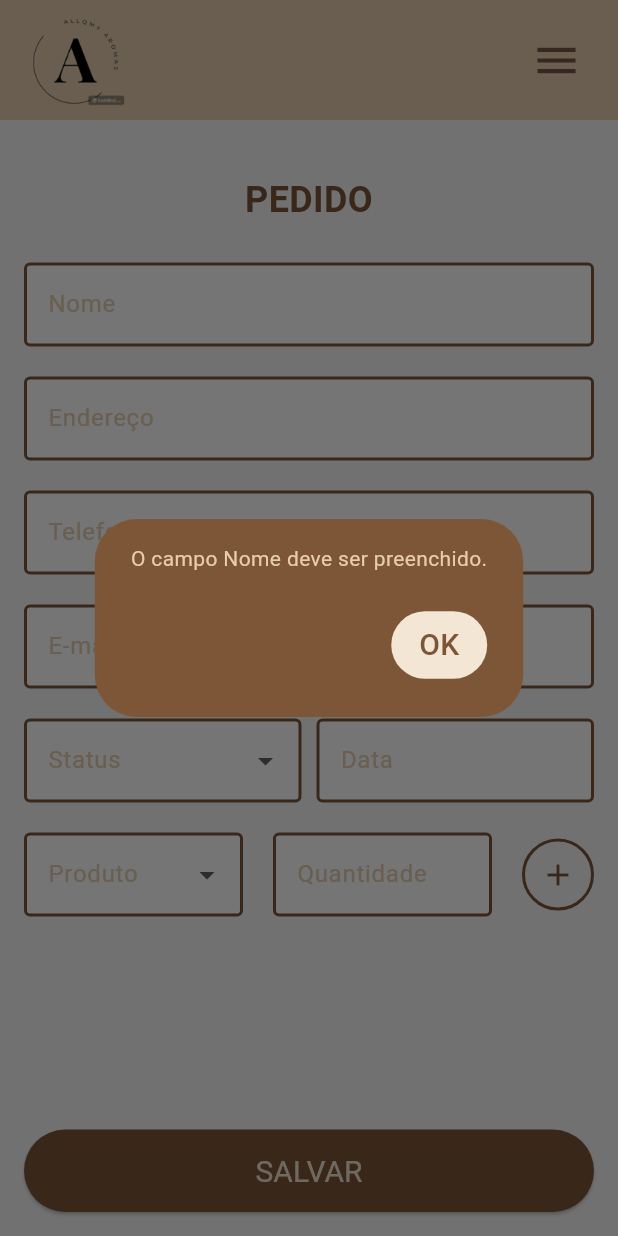
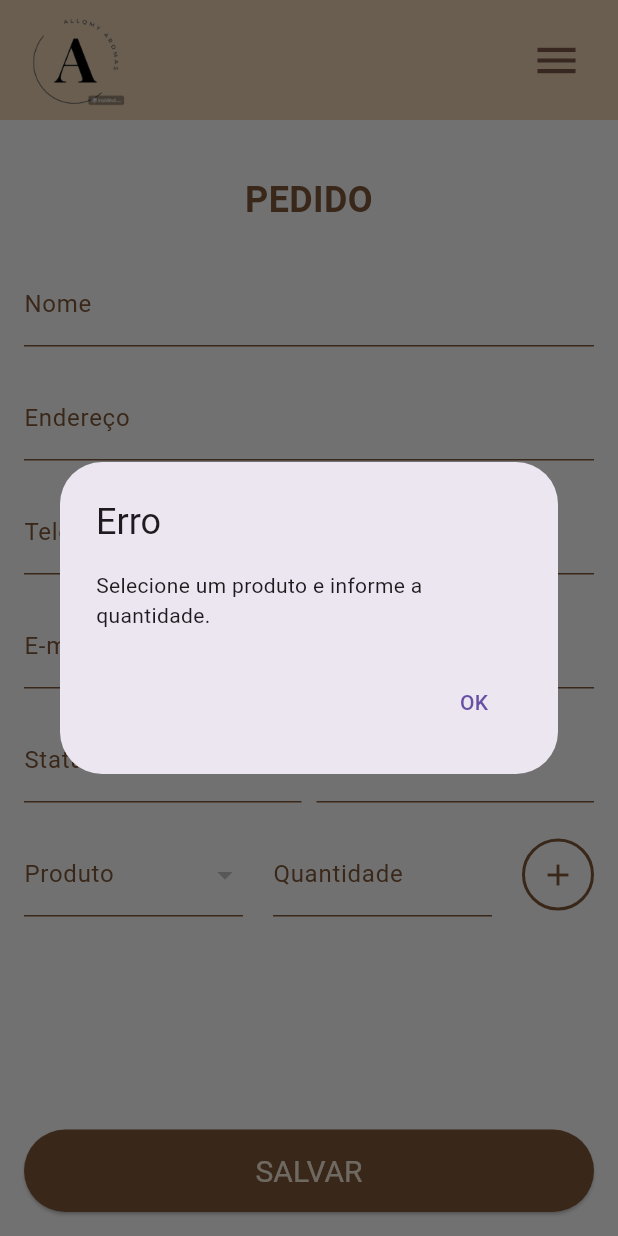
Before and after one commit to Cataniou/projeto_pex, a Flutter app: the AdicionarEditarPedidos screen opened directly, after a tap on the "add" icon, on a phone screen of 412 x 824 dp. Run offline on Flutter 3.47's test engine with Material 3 defaults, Android fonts, the phone set to English and light mode, and no system bars; our stand-ins replace cloud_firestore, firebase_auth, firebase_core, flutter_masked_text2; accounts and stored records are empty.

Commit message:
Finalizing pedidoXproduto adjusts

```diff
--- a/lib/pages/adicionar_editar_pedidos.dart
+++ b/lib/pages/adicionar_editar_pedidos.dart
@@ -20,18 +20,17 @@ class _AdicionarEditarPedidosState extends State<AdicionarEditarPedidos> {
   final TextEditingController _emailController = TextEditingController();
   final TextEditingController _quantidadeController = TextEditingController();
   final TextEditingController _telefoneController =
-      MaskedTextController(mask: '(00) 00000-0000');
+  MaskedTextController(mask: '(00) 00000-0000');
   final TextEditingController _dataController =
-      MaskedTextController(mask: '00/00/0000');
+  MaskedTextController(mask: '00/00/0000');
 
   String? _produtoSelecionado;
-  List<String> _produtos = ["Produto 1", "Produto 2", "Produto 3"];
+  List<String> _produtos = [];
   List<Map<String, dynamic>> _itens = [];
 
   String? _statusSelecionado;
   List<String> _statusOptions = ["Pedido feito", "Pedido entregue"];
 
-  // Variável para armazenar o nome original
   String? _nomeOriginal;
 
   @override
@@ -44,37 +43,85 @@ class _AdicionarEditarPedidosState extends State<AdicionarEditarPedidos> {
       _dataController.text = widget.pedido!['data'];
       _statusSelecionado = widget.pedido!['status'];
       _itens = List<Map<String, dynamic>>.from(widget.pedido!['itens']);
-
-      // Armazenar o nome original do pedido para verificar alterações
       _nomeOriginal = widget.pedido!['nome'];
     }
+    _carregarProdutos();
+  }
+
+  Future<void> _carregarProdutos() async {
+    QuerySnapshot produtosSnapshot =
+    await FirebaseFirestore.instance.collection('produtos').get();
+    setState(() {
+      _produtos = produtosSnapshot.docs.map((doc) {
+        return doc['codigo'] as String;
+      }).toList();
+    });
   }
 
   void _salvarPedido() async {
     if (_itens.isNotEmpty) {
+      String nomePedido = _nomeController.text.trim();
+      var querySnapshot = await FirebaseFirestore.instance
+          .collection('pedidos')
+          .where('nome', isEqualTo: nomePedido)
+          .get();
+
+      if (querySnapshot.docs.isNotEmpty && _nomeOriginal != nomePedido) {
+        _exibirModalErro("Já existe um pedido com esse nome.");
+        return;
+      }
+
       Map<String, dynamic> pedido = {
-        'nome': _nomeController.text,
-        'telefone': _telefoneController.text,
-        'email': _emailController.text,
-        'data': _dataController.text,
+        'nome': nomePedido,
+        'telefone': _telefoneController.text.trim(),
+        'email': _emailController.text.trim(),
+        'data': _dataController.text.trim(),
         'status': _statusSelecionado,
         'itens': _itens,
       };
 
       try {
-        // Verificar se o nome foi alterado
-        if (_nomeOriginal != null && _nomeOriginal != _nomeController.text) {
-          // Excluir o pedido com o nome original
+        // Atualiza a quantidade dos produtos no estoque
+        for (var item in _itens) {
+          String produtoId = item['produto'];
+          int quantidadePedido = item['quantidade'];
+
+          // Busca o documento do produto no Firestore
+          DocumentReference produtoRef = FirebaseFirestore.instance
+              .collection('produtos')
+              .doc(produtoId);
+
+          DocumentSnapshot produtoSnapshot = await produtoRef.get();
+          if (produtoSnapshot.exists) {
+            int quantidadeEstoque = produtoSnapshot['quantidade'];
+
+            // Verifica se a quantidade no estoque é suficiente
+            if (quantidadeEstoque >= quantidadePedido) {
+              // Atualiza a quantidade do produto no estoque
+              int novaQuantidade = quantidadeEstoque - quantidadePedido;
+              await produtoRef.update({'quantidade': novaQuantidade});
+            } else {
+              _exibirModalErro(
+                  "Estoque insuficiente para o produto $produtoId. Quantidade disponível: $quantidadeEstoque.");
+              return; // Interrompe a execução se o estoque for insuficiente
+            }
+          } else {
+            _exibirModalErro("Produto $produtoId não encontrado no estoque.");
+            return;
+          }
+        }
+
+        // Salva o pedido no Firestore
+        if (_nomeOriginal != null && _nomeOriginal != nomePedido) {
           await FirebaseFirestore.instance
               .collection('pedidos')
               .doc(_nomeOriginal)
               .delete();
         }
 
-        // Salvar o pedido com o novo nome
         await FirebaseFirestore.instance
             .collection('pedidos')
-            .doc(_nomeController.text)
+            .doc(nomePedido)
             .set(pedido);
 
         ScaffoldMessenger.of(context).showSnackBar(
@@ -196,7 +243,7 @@ class _AdicionarEditarPedidosState extends State<AdicionarEditarPedidos> {
                           decoration: BoxDecoration(
                             shape: BoxShape.circle,
                             border:
-                                Border.all(color: Color(0xFF7D5638), width: 2),
+                            Border.all(color: Color(0xFF7D5638), width: 2),
                           ),
                           child: IconButton(
                             icon: Icon(Icons.add),
@@ -228,7 +275,7 @@ class _AdicionarEditarPedidosState extends State<AdicionarEditarPedidos> {
                                   style: TextStyle(color: Color(0xFF7D5638))),
                               Text("${item['quantidade']} un",
                                   style: TextStyle(color: Color(0xFF7D5638))),
-                              Text("R\$ 10,00/un",
+                              Text("R\$ ${item['preco']}/un",
                                   style: TextStyle(color: Color(0xFF7D5638))),
                               IconButton(
                                 icon: Icon(Icons.restore_from_trash,
@@ -272,70 +319,66 @@ class _AdicionarEditarPedidosState extends State<AdicionarEditarPedidos> {
   InputDecoration _buildInputDecoration(String label) {
     return InputDecoration(
       labelText: label,
-      labelStyle: TextStyle(color: Color(0xFFE5CDAE)),
-      filled: true,
-      fillColor: Colors.white,
-      border: OutlineInputBorder(
-        borderSide: BorderSide(color: Color(0xFF7D5638), width: 2.0),
+      labelStyle: TextStyle(color: Color(0xFF7D5638)),
+      enabledBorder: UnderlineInputBorder(
+        borderSide: BorderSide(color: Color(0xFF7D5638)),
       ),
-      enabledBorder: OutlineInputBorder(
-        borderSide: BorderSide(color: Color(0xFF7D5638), width: 2.0),
-      ),
-      focusedBorder: OutlineInputBorder(
-        borderSide: BorderSide(color: Color(0xFF7D5638), width: 2.0),
+      focusedBorder: UnderlineInputBorder(
+        borderSide: BorderSide(color: Color(0xFF7D5638)),
       ),
     );
   }
 
-  Widget _buildTextField(TextEditingController controller, String label,
-      {TextInputType keyboardType = TextInputType.text}) {
+  TextField _buildTextField(
+      TextEditingController controller,
+      String label, {
+        TextInputType keyboardType = TextInputType.text,
+      }) {
     return TextField(
       controller: controller,
+      decoration: _buildInputDecoration(label),
+      style: TextStyle(color: Color(0xFF7D5638)),
       keyboardType: keyboardType,
-      decoration: _buildInputDecoration(label),
-      style: TextStyle(color: Colors.black),
     );
   }
 
-  void validarCampos() {
-    String email = _emailController.text.trim();
-    bool isEmailValid = email.contains('@') &&
-        email.contains('.') &&
-        email.indexOf('@') < email.lastIndexOf('.') &&
-        email.length >= 6;
+  void validarCampos() async {
+    if (_produtoSelecionado != null && _quantidadeController.text.isNotEmpty) {
+      int quantidadeSelecionada = int.parse(_quantidadeController.text);
 
-    if (_nomeController.text.isEmpty) {
-      _exibirModalErro("O campo Nome deve ser preenchido.");
-    } else if (_enderecoController.text.isEmpty) {
-      _exibirModalErro("O campo Endereço deve ser preenchido.");
-    } else if (_telefoneController.text.isEmpty ||
-        _telefoneController.text.length != 15) {
-      _exibirModalErro(
-          "O campo Telefone deve estar no formato (00) 00000-0000.");
-    } else if (!isEmailValid) {
-      _exibirModalErro('Email inválido. Verifique se tem "@" e ".".');
-    } else if (_dataController.text.isEmpty ||
-        _dataController.text.length != 10) {
-      _exibirModalErro("O campo Data deve estar no formato dd/MM/yyyy.");
-    } else if (_produtoSelecionado == null) {
-      _exibirModalErro("O campo Produto deve ser preenchido.");
-    } else if (_quantidadeController.text.isEmpty ||
-        int.tryParse(_quantidadeController.text) == null ||
-        int.parse(_quantidadeController.text) <= 0) {
-      _exibirModalErro("Informe uma quantidade válida.");
-    } else if (_statusSelecionado == null) {
-      _exibirModalErro("O campo Status deve ser preenchido.");
-    } else {
-      setState(() {
+      // Consulta a quantidade disponível do produto selecionado
+      DocumentSnapshot produtoSnapshot = await FirebaseFirestore.instance
+          .collection('produtos')
+          .doc(_produtoSelecionado)
+          .get();
+
+      if (produtoSnapshot.exists) {
+        int quantidadeEstoque = produtoSnapshot['quantidade'];
+
+        // Verifica se a quantidade selecionada é maior que a disponível
+        if (quantidadeSelecionada > quantidadeEstoque) {
+          _exibirModalErro(
+              "A quantidade selecionada excede o estoque disponível. Estoque disponível: $quantidadeEstoque."
+          );
+          return; // Para a execução se a quantidade for maior que o estoque
+        }
+
+        // Adiciona o item ao pedido se a quantidade for válida
         _itens.add({
           'produto': _produtoSelecionado!,
-          'quantidade': int.parse(_quantidadeController.text),
-          // ajustar preco
-          'preco': double.parse('10')
+          'quantidade': quantidadeSelecionada,
+          'preco': produtoSnapshot['preco'].toDouble()
         });
+
+        // Limpa os campos de entrada
         _produtoSelecionado = null;
         _quantidadeController.clear();
-      });
+        setState(() {});
+      } else {
+        _exibirModalErro("Produto não encontrado no estoque.");
+      }
+    } else {
+      _exibirModalErro("Selecione um produto e informe a quantidade.");
     }
   }
 
@@ -344,25 +387,11 @@ class _AdicionarEditarPedidosState extends State<AdicionarEditarPedidos> {
       context: context,
       builder: (BuildContext context) {
         return AlertDialog(
-          backgroundColor: Color(0xFF7D5638),
-          content: Text(
-            mensagem,
-            style: TextStyle(
-              color: Color(0xFFE5CDAE),
-            ),
-          ),
+          title: Text("Erro"),
+          content: Text(mensagem),
           actions: [
             TextButton(
-              style: TextButton.styleFrom(
-                backgroundColor: Color(0xFFF3E6D4),
-                foregroundColor: Color(0xFF7D5638),
-              ),
-              child: Text(
-                'OK',
-                style: TextStyle(
-                  fontSize: 20,
-                ),
-              ),
+              child: Text("OK"),
               onPressed: () {
                 Navigator.of(context).pop();
               },
--- a/lib/pages/exibir_produtos.dart
+++ b/lib/pages/exibir_produtos.dart
@@ -145,10 +145,9 @@ class _ExibirProdutosState extends State<ExibirProdutos> {
                       child: Row(
                         mainAxisAlignment: MainAxisAlignment.spaceBetween,
                         children: [
-                          _buildProductColumn('01', 43),
+                          _buildProductColumn(produto['codigo'], 43), // Exibe o código do produto
                           _buildProductColumn('${produto['nome']}', 80),
-                          _buildProductColumn(
-                              'R\$ ${produto['preco'].toStringAsFixed(2)}', 80),
+                          _buildProductColumn('R\$ ${produto['preco'].toStringAsFixed(2)}', 80),
                           _buildProductColumn('${produto['quantidade']}', 80),
                           _buildActionColumn(index - 1),
                         ],
```
Also changed, not shown: lib/pages/adicionar_editar_produtos.dart (+33 -14 lines).
